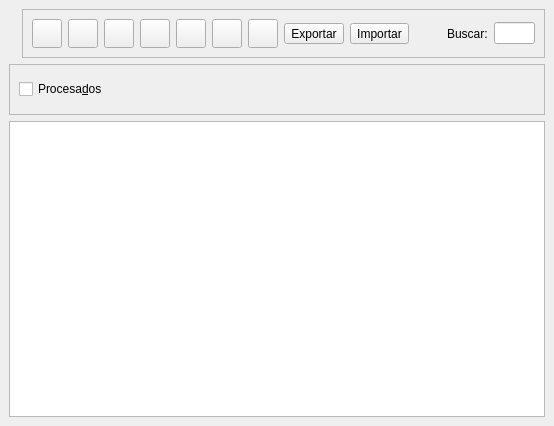
eboladev/Bulmages-1, file bulmages/bulmafact/src/providerslistbase.ui: the form before one commit.
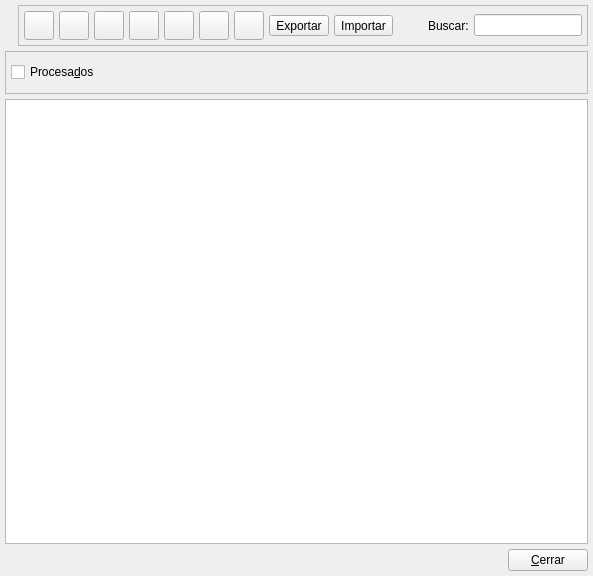
The form after the commit. Icons and pictures are not drawn. Custom widgets are drawn as their Qt base class.

What changed in the file:
```diff
--- a/bulmages/bulmafact/src/providerslistbase.ui
+++ b/bulmages/bulmafact/src/providerslistbase.ui
@@ -11,10 +11,18 @@
    <rect>
     <x>0</x>
     <y>0</y>
-    <width>554</width>
-    <height>426</height>
+    <width>593</width>
+    <height>576</height>
    </rect>
   </property>
+  <property name="sizePolicy" >
+   <sizepolicy>
+    <hsizetype>1</hsizetype>
+    <vsizetype>1</vsizetype>
+    <horstretch>0</horstretch>
+    <verstretch>0</verstretch>
+   </sizepolicy>
+  </property>
   <property name="windowTitle" >
    <string>Proveedores</string>
   </property>
@@ -23,10 +31,10 @@
   </property>
   <layout class="QVBoxLayout" >
    <property name="margin" >
-    <number>9</number>
+    <number>5</number>
    </property>
    <property name="spacing" >
-    <number>6</number>
+    <number>5</number>
    </property>
    <item>
     <layout class="QHBoxLayout" >
@@ -56,10 +64,10 @@
        </property>
        <layout class="QHBoxLayout" >
         <property name="margin" >
-         <number>9</number>
+         <number>5</number>
         </property>
         <property name="spacing" >
-         <number>6</number>
+         <number>5</number>
         </property>
         <item>
          <widget class="QToolButton" name="mui_crear" >
@@ -289,7 +297,16 @@
          </widget>
         </item>
         <item>
-         <widget class="QLineEdit" name="mui_filtro" />
+         <widget class="QLineEdit" name="mui_filtro" >
+          <property name="sizePolicy" >
+           <sizepolicy>
+            <hsizetype>1</hsizetype>
+            <vsizetype>0</vsizetype>
+            <horstretch>0</horstretch>
+            <verstretch>0</verstretch>
+           </sizepolicy>
+          </property>
+         </widget>
         </item>
        </layout>
       </widget>
@@ -306,10 +323,10 @@
      </property>
      <layout class="QHBoxLayout" >
       <property name="margin" >
-       <number>9</number>
+       <number>5</number>
       </property>
       <property name="spacing" >
-       <number>6</number>
+       <number>5</number>
       </property>
       <item>
        <widget class="QCheckBox" name="m_procesados" >
@@ -338,7 +355,52 @@
     </widget>
    </item>
    <item>
-    <widget class="ProveedorListSubform" name="mui_list" />
+    <widget class="ProveedorListSubform" name="mui_list" >
+     <property name="sizePolicy" >
+      <sizepolicy>
+       <hsizetype>3</hsizetype>
+       <vsizetype>3</vsizetype>
+       <horstretch>0</horstretch>
+       <verstretch>0</verstretch>
+      </sizepolicy>
+     </property>
+     <property name="minimumSize" >
+      <size>
+       <width>575</width>
+       <height>343</height>
+      </size>
+     </property>
+    </widget>
+   </item>
+   <item>
+    <layout class="QHBoxLayout" >
+     <property name="margin" >
+      <number>0</number>
+     </property>
+     <property name="spacing" >
+      <number>5</number>
+     </property>
+     <item>
+      <spacer>
+       <property name="orientation" >
+        <enum>Qt::Horizontal</enum>
+       </property>
+       <property name="sizeHint" >
+        <size>
+         <width>581</width>
+         <height>20</height>
+        </size>
+       </property>
+      </spacer>
+     </item>
+     <item>
+      <widget class="QPushButton" name="mui_cerrar" >
+       <property name="text" >
+        <string>&amp;Cerrar</string>
+       </property>
+      </widget>
+     </item>
+    </layout>
    </item>
   </layout>
  </widget>
```
Left out of the diff: 18 changed lines with no effect on the pictures.
